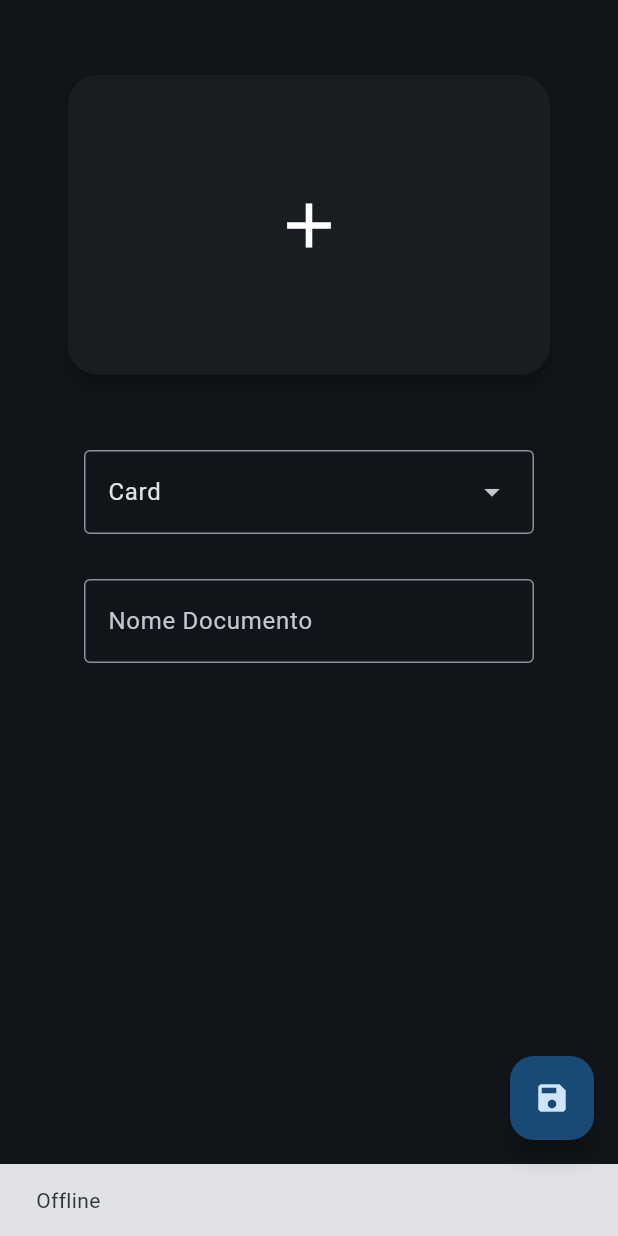
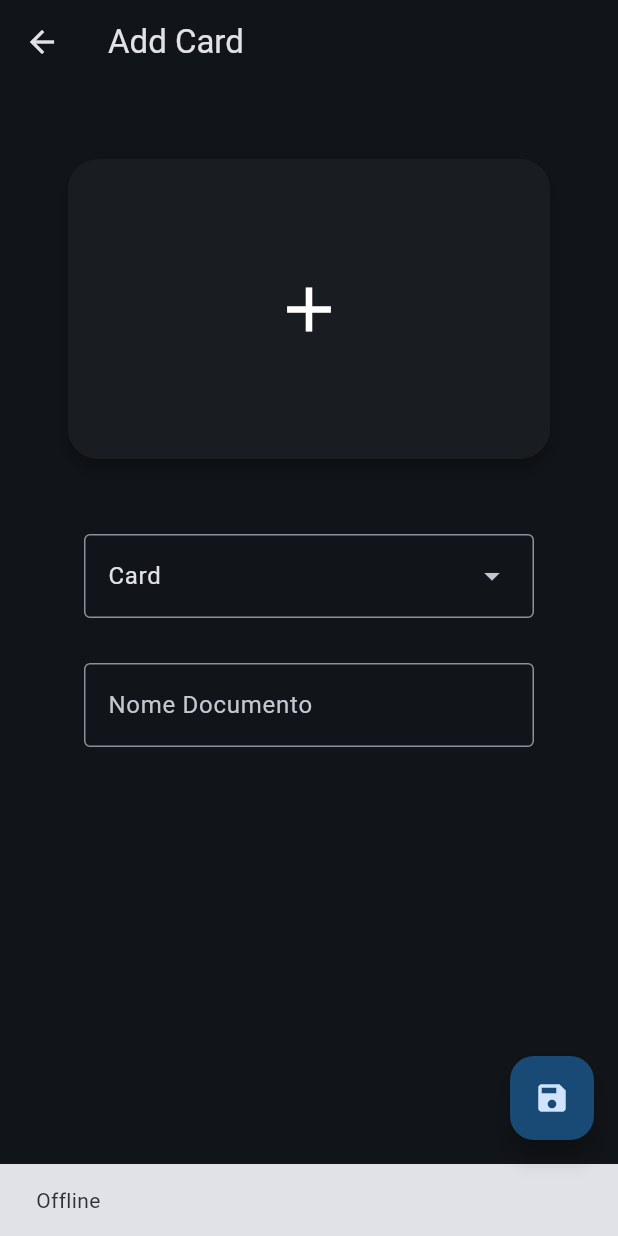
Before and after one commit to LeoneBacciu/file_flow, a Flutter app: the AddPage screen opened directly with empty values, on a phone screen of 412 x 824 dp. Run offline on Flutter 3.47's test engine with Material 2 defaults, Android fonts, the phone set to English and light mode, and no system bars; our stand-ins replace connectivity_plus, equatable, expandable_page_view, file_picker, firebase_auth, firebase_core and 5 more; missing offline and left inert: google_mlkit_text_recognition, googleapis; accounts and stored records are empty.

Commit message:
Update visualization Add preview

```diff
--- a/lib/core/components/search_query_state.dart
+++ b/lib/core/components/search_query_state.dart
@@ -11,4 +11,6 @@ abstract class SearchQueryState<T extends StatefulWidget> extends State<T> {
   void querySearch(SearchQuery query) => setState(() => _query = query);
 
   bool queryFilter(Document document) => _query.filter(document);
+
+  int querySort(Document a, Document b) => b.lastModified.compareTo(a.lastModified);
 }
--- a/lib/presentation/add/add_page.dart
+++ b/lib/presentation/add/add_page.dart
@@ -1,9 +1,10 @@
 import 'dart:io';
 
+import 'package:file_flow/core/functions.dart';
 import 'package:file_flow/models/document.dart';
 import 'package:file_flow/presentation/add/components/category_dropdown.dart';
 import 'package:file_flow/presentation/add/components/content_form.dart';
-import 'package:file_flow/presentation/add/components/images_preview.dart';
+import 'package:file_flow/presentation/add/components/images_selector.dart';
 import 'package:flutter/material.dart';
 import 'package:flutter_bloc/flutter_bloc.dart';
 
@@ -28,13 +29,15 @@ class _AddPageState extends State<AddPage> {
 
   @override
   Widget build(BuildContext context) {
-    return WillPopScope(
-      child: Scaffold(
+    return Scaffold(
+      appBar: AppBar(
+        title: Text('Add ${category.jsonValue.capitalize()}'),
+      ),
       body: SafeArea(
         child: SingleChildScrollView(
           child: Column(
             children: [
-                ImagesPreview(
+              ImagesSelector(
                 onChange: (i) => setState(() => images = i),
               ),
               CategoryDropdown(
@@ -81,8 +84,6 @@ class _AddPageState extends State<AddPage> {
         },
         child: const Icon(Icons.save),
       ),
-      ),
-      onWillPop: () async => true,
     );
   }
 
--- a/lib/presentation/add/components/images_preview.dart
+++ b/lib/presentation/add/components/images_selector.dart
@@ -3,18 +3,19 @@ import 'dart:io';
 import 'package:file_picker/file_picker.dart';
 import 'package:flutter/material.dart';
 
-class ImagesPreview extends StatefulWidget {
+class ImagesSelector extends StatefulWidget {
   final void Function(List<File>) onChange;
+  final List<File>? initialImages;
 
-  const ImagesPreview({super.key, required this.onChange});
+  const ImagesSelector({super.key, required this.onChange, this.initialImages});
 
   @override
-  State<ImagesPreview> createState() => _ImagesPreviewState();
+  State<ImagesSelector> createState() => _ImagesSelectorState();
 }
 
-class _ImagesPreviewState extends State<ImagesPreview> {
+class _ImagesSelectorState extends State<ImagesSelector> {
   final PageController _controller = PageController(viewportFraction: 0.8);
-  List<File> images = [];
+  late List<File> images = widget.initialImages ?? [];
 
   void update(VoidCallback fn) {
     setState(fn);
--- a/pubspec.yaml
+++ b/pubspec.yaml
@@ -51,6 +51,8 @@ dependencies:
   uuid: ^4.2.1
   get_it: ^7.6.4
   connectivity_plus: ^5.0.1
+  expandable_page_view: ^1.0.17
+  share_plus: ^7.2.1
 
 
   # The following adds the Cupertino Icons font to your application.
```
Also changed, not shown: lib/core/wrappers/search_wrapper.dart (deleted, +0 -21 lines), lib/main.dart (+23 -1 lines), lib/presentation/preview/components/images_preview.dart (added, +26 -0 lines), lib/presentation/preview/preview_page.dart (added, +48 -0 lines), lib/presentation/profile/profile_page.dart (+15 -26 lines), lib/state/search/search_state.dart (deleted, +0 -33 lines), pubspec.lock. Lines whose indentation alone changed are shown as unchanged.
